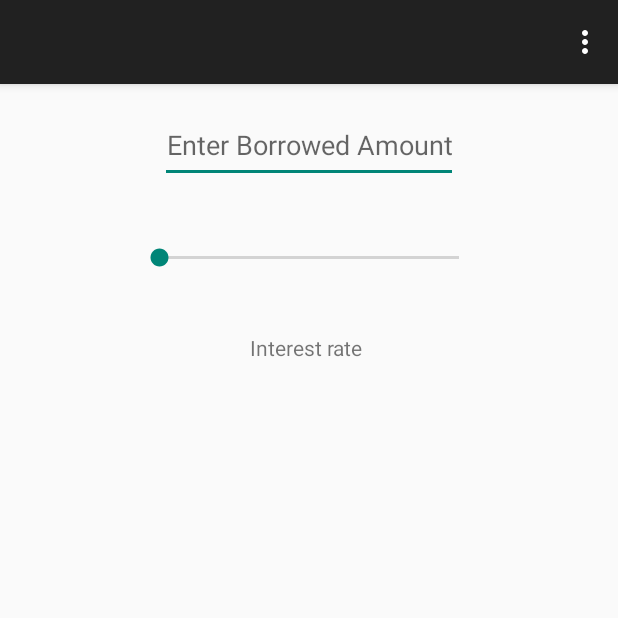
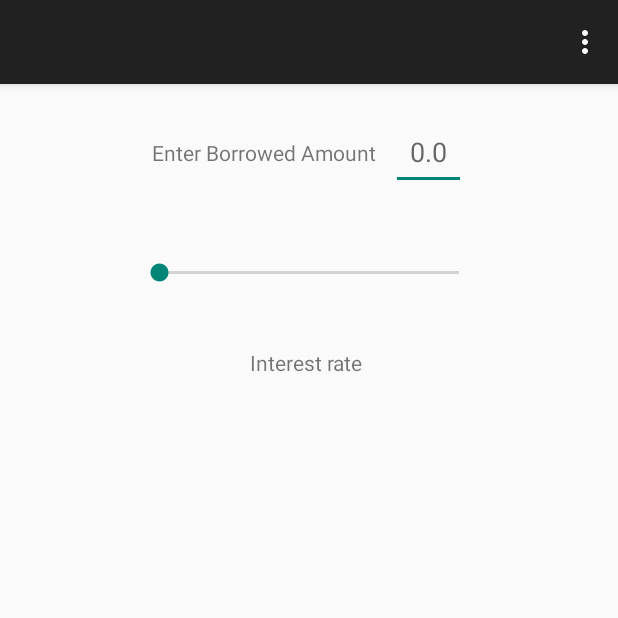
Before and after one commit to ngaini/MortgageCalculator, an Android app: the screen it shows after launch (MainActivity), on a phone screen of 412 x 824 dp, the top half of it. Run offline under Robolectric (Android 15) with nearby library versions, the phone set to English and light mode, and no system bars.

Commit message:
fix amount borrowed component alignment issue

```diff
--- a/app/src/main/java/com/ngaini/calculatorapp/MainActivity.java
+++ b/app/src/main/java/com/ngaini/calculatorapp/MainActivity.java
@@ -62,19 +62,19 @@ public class MainActivity extends ActionBarActivity {
 
                         float value= (float) (progress / 10.0);
                         seekbar_text_var.setText("Interest rate : "+value);
-                        Toast.makeText(MainActivity.this,"SeekBar in onProgress "+progress+"",Toast.LENGTH_SHORT).show();
+//                        Toast.makeText(MainActivity.this,"SeekBar in onProgress "+progress+"",Toast.LENGTH_SHORT).show();
                     }
 
                     @Override
                     public void onStartTrackingTouch(SeekBar seekBar)
                     {
-                        Toast.makeText(MainActivity.this,"SeekBar in startTracking",Toast.LENGTH_SHORT).show();
+//                        Toast.makeText(MainActivity.this,"SeekBar in startTracking",Toast.LENGTH_SHORT).show();
                     }
 
                     @Override
                     public void onStopTrackingTouch(SeekBar seekBar)
                     {
-                        Toast.makeText(MainActivity.this,"SeekBar in stopTracking",Toast.LENGTH_SHORT).show();
+//                        Toast.makeText(MainActivity.this,"SeekBar in stopTracking",Toast.LENGTH_SHORT).show();
                     }
                 }
         );
--- a/app/src/main/res/layout/activity_main.xml
+++ b/app/src/main/res/layout/activity_main.xml
@@ -5,19 +5,58 @@
     android:paddingTop="@dimen/activity_vertical_margin"
     android:orientation="vertical"
     android:paddingBottom="@dimen/activity_vertical_margin" tools:context=".MainActivity">
+    <!--<RelativeLayout-->
+        <!--android:layout_width="match_parent"-->
+        <!--android:layout_height="60dp"-->
+        <!-->-->
+        <!--<TextView-->
+            <!--android:layout_width="wrap_content"-->
+            <!--android:layout_height="wrap_content"-->
+            <!--android:text="Enter Borrowed Amount"-->
+            <!--android:layout_alignParentLeft="true"-->
+            <!--android:minHeight="50dp"-->
+            <!--android:maxHeight="50dp"-->
+            <!--android:gravity="center_vertical"/>-->
+        <!--<EditText-->
+            <!--android:layout_width="wrap_content"-->
+            <!--android:layout_height="wrap_content"-->
+            <!--android:id="@+id/amount_borrowed_text"-->
+            <!--android:minWidth="50dp"-->
+            <!--android:minHeight="50dp"-->
+            <!--android:maxHeight="50dp"-->
+            <!--android:gravity="center"-->
+            <!--android:hint="0.0"-->
+            <!--android:layout_alignParentRight="true"/>-->
 
-    <EditText
+
+        <!--</RelativeLayout>-->
+    <LinearLayout
+        android:layout_width="match_parent"
+        android:layout_height="60dp"
+        android:orientation="horizontal"
+        android:layout_gravity="center_vertical|center_horizontal"
+        android:gravity="center">
+        <TextView
+        android:layout_width="wrap_content"
+        android:layout_height="wrap_content"
+        android:text="Enter Borrowed Amount"
+        android:layout_alignParentLeft="true"
+        android:minHeight="50dp"
+        android:maxHeight="50dp"
+        android:gravity="center_vertical"
+        android:layout_marginRight="10dp"/>
+        <EditText
         android:layout_width="wrap_content"
         android:layout_height="wrap_content"
         android:id="@+id/amount_borrowed_text"
-        android:minWidth="100dp"
+        android:minWidth="50dp"
         android:minHeight="50dp"
         android:maxHeight="50dp"
-        android:layout_gravity="center"
         android:gravity="center"
-        android:hint="Enter Borrowed Amount"
+        android:hint="0.0"
+        android:layout_alignParentRight="true"/>
+        </LinearLayout>
 
-        />
     <SeekBar
         android:layout_width="wrap_content"
         android:layout_height="wrap_content"
```
